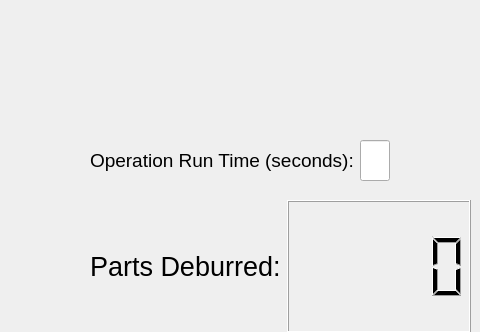
Above: main_ui.ui from Brac24/AutomatedDeburr before the change; both pictures show x 100 to 580 and y 0 to 332 of the 800 by 600 pixel window. Below: the same form after it.
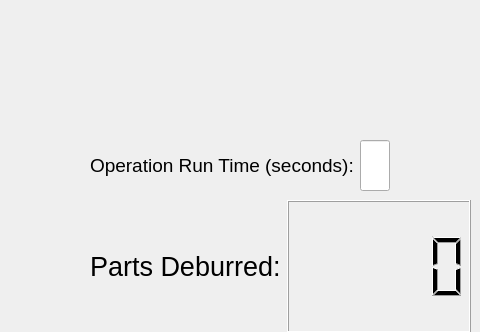
That is the form after the change.

Diff of the .ui file:
```diff
--- a/main_ui.ui
+++ b/main_ui.ui
@@ -123,7 +123,7 @@
       <x>190</x>
       <y>140</y>
       <width>301</width>
-      <height>41</height>
+      <height>51</height>
      </rect>
     </property>
     <layout class="QHBoxLayout" name="horizontalLayout_4">
```
